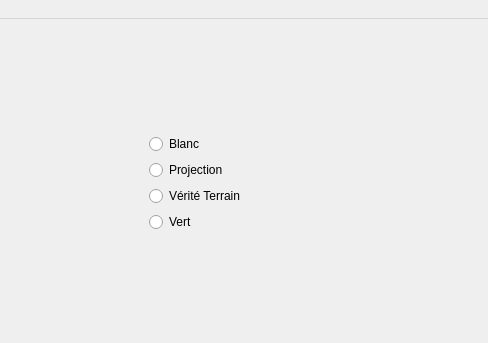
Above: src/mainwindow.ui from arthurjm/pfe before the change; both pictures show x 892 to 1380 and y 0 to 343 of the 1380 by 770 pixel window. Below: the same form after it.
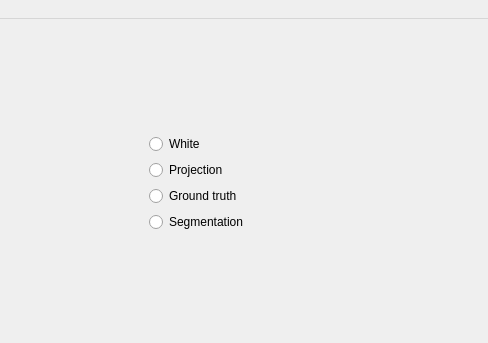
That is the form after the change. Custom widgets are drawn as their Qt base class.

Commit message: Added range image labels visualisation in pointcloud

Patch:
```diff
--- a/src/mainwindow.ui
+++ b/src/mainwindow.ui
@@ -336,7 +336,7 @@
          <item>
           <widget class="QRadioButton" name="whitePointcloudButton">
            <property name="text">
-            <string>Blanc</string>
+            <string>White</string>
            </property>
           </widget>
          </item>
@@ -350,14 +350,14 @@
          <item>
           <widget class="QRadioButton" name="vtPointcloudButton">
            <property name="text">
-            <string>Vérité Terrain</string>
+            <string>Ground truth</string>
            </property>
           </widget>
          </item>
          <item>
           <widget class="QRadioButton" name="greenPointcloudButton">
            <property name="text">
-            <string>Vert</string>
+            <string>Segmentation</string>
            </property>
           </widget>
          </item>
```
The commit also changes 6 other files.
